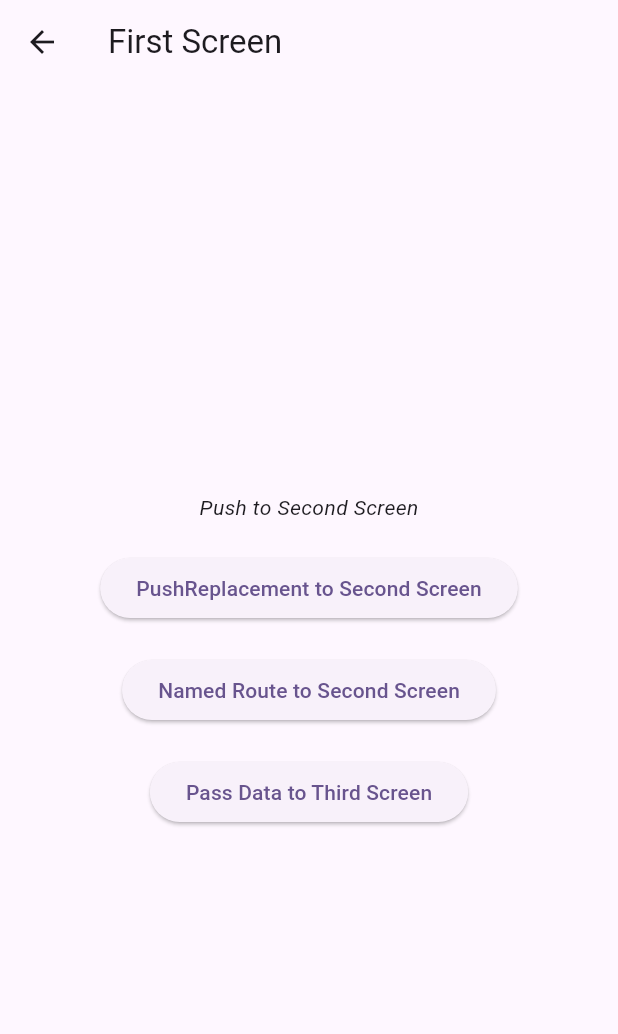
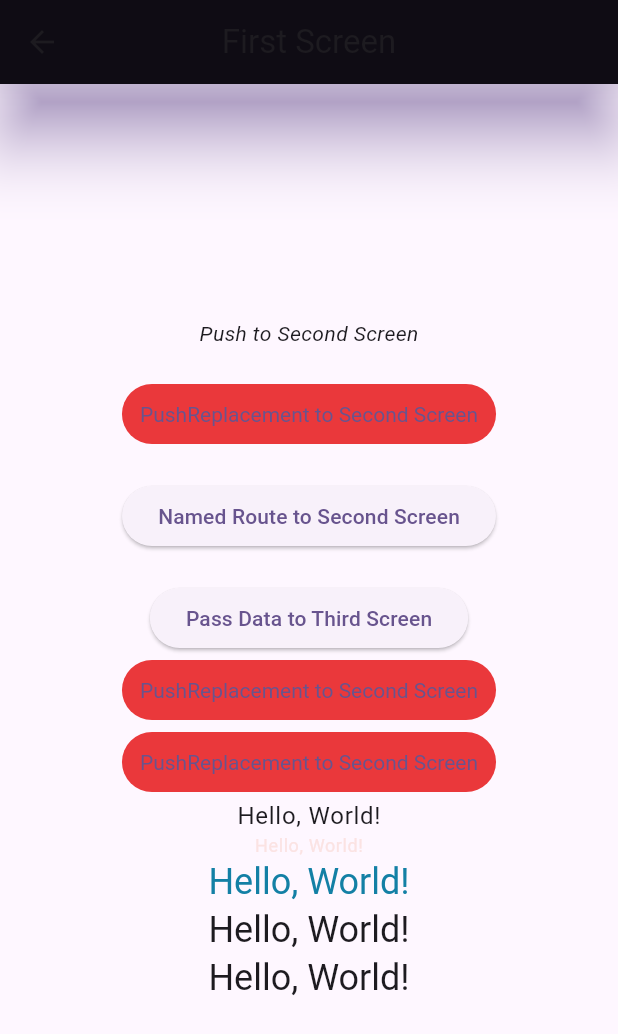
Before and after one commit to Amg2013/flutter_course_week1, a Flutter app: the FirstNamedScreen screen opened directly, on a phone screen of 412 x 824 dp. Shown: the top 1034 px of the screen. Run offline on Flutter 3.47's test engine with Material 3 defaults, Android fonts, the phone set to English and light mode, and no system bars; our stand-ins replace flutter_bloc.

```diff
--- /dev/null
+++ b/devtools_options.yaml
@@ -0,0 +1,3 @@
+description: This file stores settings for Dart & Flutter DevTools.
+documentation: https://docs.flutter.dev/tools/devtools/extensions#configure-extension-enablement-states
+extensions:
--- /dev/null
+++ b/lib/bloc_screens/bloc/counter_bloc.dart
@@ -0,0 +1,22 @@
+import 'package:flutter_bloc/flutter_bloc.dart';
+
+part 'counter_event.dart';
+part 'counter_states.dart';
+
+class CounterBloc extends Bloc<CounterEvent, CounterStates> {
+  CounterBloc() : super(InitialCounterStates(50)) {
+    //
+    on<IncermenButtonPressdEvent>(_onIncremnet);
+  }
+
+  //
+
+  void _onIncremnet(
+    IncermenButtonPressdEvent event,
+    Emitter<CounterStates> emit,
+  ) {
+    final newCount = state.count + event.amount;
+
+    emit(CounterStateInc(newCount, 'msg'));
+  }
+}
--- /dev/null
+++ b/lib/bloc_screens/bloc/counter_event.dart
@@ -0,0 +1,15 @@
+part of 'counter_bloc.dart';
+
+abstract class CounterEvent {}
+
+class IncermenButtonPressdEvent extends CounterEvent {
+  final int amount;
+  IncermenButtonPressdEvent({this.amount = 1});
+}
+
+class DecermenButtonPressdEvent extends CounterEvent {
+  final int amount;
+  DecermenButtonPressdEvent({this.amount = 1});
+}
+
+class ResetCounterEvent extends CounterEvent {}
--- /dev/null
+++ b/lib/bloc_screens/bloc/counter_states.dart
@@ -0,0 +1,21 @@
+part of 'counter_bloc.dart';
+
+abstract class CounterStates {
+  final int count;
+  CounterStates(this.count);
+}
+
+class InitialCounterStates extends CounterStates {
+  InitialCounterStates(super.count);
+}
+
+class CounterStatesDec extends CounterStates {
+  final String msg;
+
+  CounterStatesDec(int count, this.msg) : super(count);
+}
+
+class CounterStateInc extends CounterStates {
+  final String msg;
+  CounterStateInc(int count, this.msg) : super(count);
+}
--- a/lib/list_view/list_view_ui.dart
+++ b/lib/list_view/list_view_ui.dart
@@ -19,6 +19,7 @@ class DataListView extends StatelessWidget {
           }
           final items = snapshot.data!;
           return ListView.separated(
+            // scrollDirection: Axis.,
             separatorBuilder: (context, index) => Divider(),
             itemCount: items.length,
             itemBuilder: (context, index) {
--- a/lib/nav_feature/nav_screen_there.dart
+++ b/lib/nav_feature/nav_screen_there.dart
@@ -1,4 +1,5 @@
 import 'package:flutter/material.dart';
+import 'package:iti_project/utils/app_colors.dart';
 
 class FirstNamedScreen extends StatelessWidget {
   @override
@@ -25,7 +26,7 @@ class FirstNamedScreen extends StatelessWidget {
 
             SizedBox(height: 20),
             // PushReplacement Navigation
-            ElevatedButton(
+            TextButton(
               onPressed: () {
                 Navigator.pushReplacement(
                   context,
@@ -53,6 +54,43 @@ class FirstNamedScreen extends StatelessWidget {
                 );
               },
               child: Text('Pass Data to Third Screen'),
+            ),
+            TextButton(
+              onPressed: () {
+                Navigator.pushReplacement(
+                  context,
+                  MaterialPageRoute(builder: (context) => SecondNamedScreen()),
+                );
+              },
+              child: Text('PushReplacement to Second Screen'),
+            ),
+            TextButton(
+              onPressed: () {
+                Navigator.pushReplacement(
+                  context,
+                  MaterialPageRoute(builder: (context) => SecondNamedScreen()),
+                );
+              },
+              child: Text('PushReplacement to Second Screen'),
+            ),
+            Text('Hello, World!', style: Theme.of(context).textTheme.bodyLarge),
+
+            Text('Hello, World!', style: Theme.of(context).textTheme.bodySmall),
+
+            Text(
+              'Hello, World!',
+              style: Theme.of(
+                context,
+              ).textTheme.headlineSmall!.copyWith(color: AppColors.mainColor),
+            ),
+
+            Text(
+              'Hello, World!',
+              style: Theme.of(context).textTheme.headlineSmall,
+            ),
+            Text(
+              'Hello, World!',
+              style: Theme.of(context).textTheme.headlineSmall,
             ),
           ],
         ),
--- a/lib/utils/app_colors.dart
+++ b/lib/utils/app_colors.dart
@@ -2,9 +2,15 @@ import 'package:flutter/material.dart';
 
 class AppColors {
   static Color mainColor = Color(0xff1380A5);
-  static Color secnderyColor = Color(0xffD63A3D);
-  static Color whiteApp = Colors.white;
+  static Color secnderyColor = Color.fromARGB(255, 234, 56, 59);
+  static Color whiteApp = const Color.fromARGB(255, 251, 227, 227);
   static Color whiteBloc = Colors.black;
+
+  /// AppBar colors
+  static Color appbarLightColor = Colors.black;
+  static Color appbarDarkColor = Colors.black;
+
+  /// Login colors
 
   // Color mainColor = Color();
 }
--- /dev/null
+++ b/lib/utils/app_themes.dart
@@ -0,0 +1,27 @@
+import 'package:flutter/material.dart';
+import 'package:iti_project/utils/app_colors.dart';
+
+class AppThemes {
+  static final ThemeData lightTheme = ThemeData(
+    colorScheme: ColorScheme.fromSeed(seedColor: const Color(0xFF673AB7)),
+    appBarTheme: AppBarTheme(
+      color: AppColors.appbarLightColor,
+      elevation: 20,
+      centerTitle: true,
+      shadowColor: Color(0xFF673AB7),
+    ),
+
+    textTheme: TextTheme(bodySmall: TextStyle(color: AppColors.whiteApp)),
+    textButtonTheme: TextButtonThemeData(
+      style: TextButton.styleFrom(
+        backgroundColor: AppColors.secnderyColor,
+        //  alignment: Alignment.bottomCenter,
+        textStyle: TextStyle(color: Colors.blueAccent),
+      ),
+    ),
+
+    brightness: Brightness.light,
+    // scaffoldBackgroundColor: AppColors.whiteBloc,
+    useMaterial3: true,
+  );
+}
--- a/pubspec.yaml
+++ b/pubspec.yaml
@@ -33,6 +33,8 @@ dependencies:
   # The following adds the Cupertino Icons font to your application.
   # Use with the CupertinoIcons class for iOS style icons.
   cupertino_icons: ^1.0.8
+  ## State Mangment bloc
+  flutter_bloc: ^9.1.1
 
 dev_dependencies:
   flutter_test:
```
Also changed, not shown: lib/bloc_screens/counter_screen_with_bloc.dart (added, +51 -0 lines), lib/main.dart (+1 -28 lines), lib/my_app.dart (added, +27 -0 lines), lib/state_full/exmaple_two.dart (added, +28 -0 lines), lib/state_full/state_full_life_cycle.dart (added, +71 -0 lines), assets/images/download.png (added), pubspec.lock, 1 other file.
